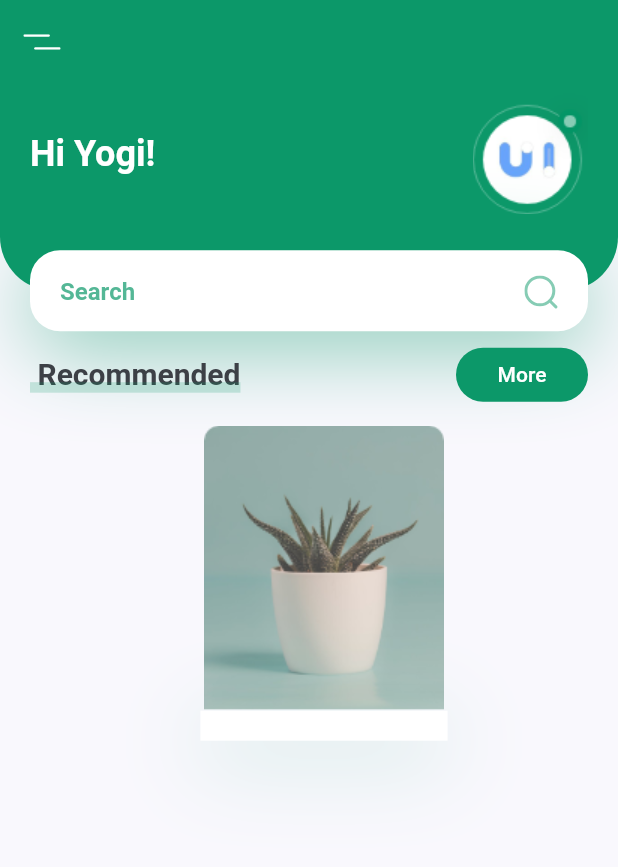
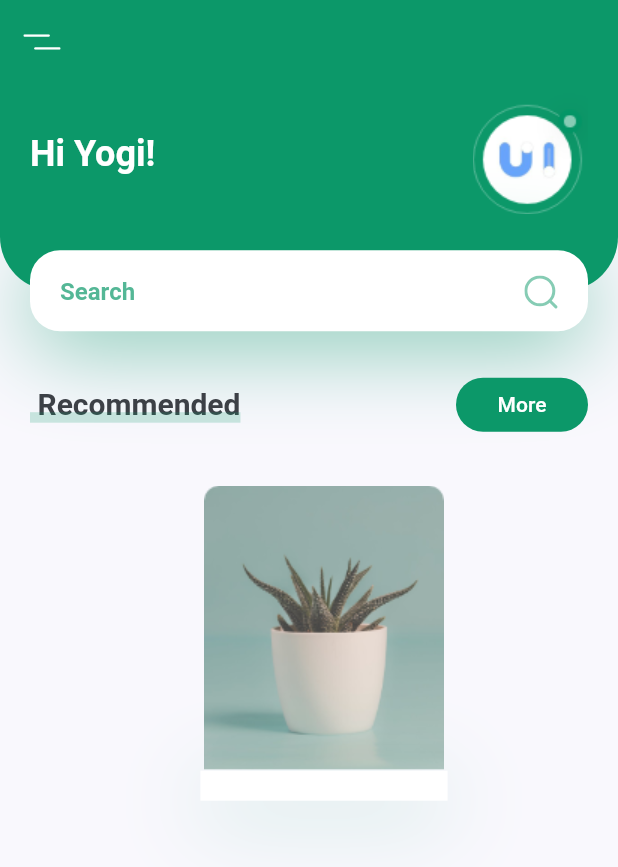
Before and after one commit to yogithesymbian/flutter_basic_to_advance, a Flutter app: the screen it shows after launch, on a phone screen of 412 x 824 dp. Shown: the top 867 px of the screen. Run offline on Flutter 3.47's test engine with Material 2 defaults, Android fonts, the phone set to English and light mode, and no system bars; our stand-ins replace flutter_svg.

Commit message:
design_ui [added padding]

```diff
--- a/lib/utils/ui/combine/title_underline_with_more_btn.dart
+++ b/lib/utils/ui/combine/title_underline_with_more_btn.dart
@@ -15,7 +15,8 @@ class TitleUnderlineWithMoreBtn extends StatelessWidget {
   @override
   Widget build(BuildContext context) {
     return Padding(
-      padding: const EdgeInsets.symmetric(horizontal: kDefaultPadding),
+      padding: const EdgeInsets.symmetric(
+          horizontal: kDefaultPadding, vertical: kDefaultPadding),
       child: Row(
         children: [
           TitleWithCustomUnderline(text: txtTitle),
```
